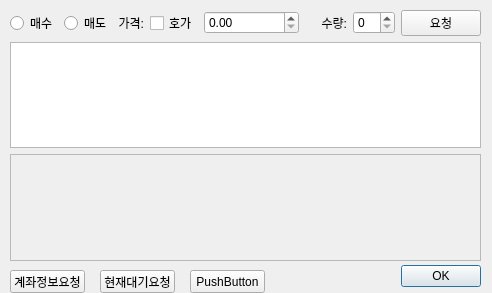
Above: ui/manual.ui from stalkerboy/stockweek before the change. Below: the same form after it.
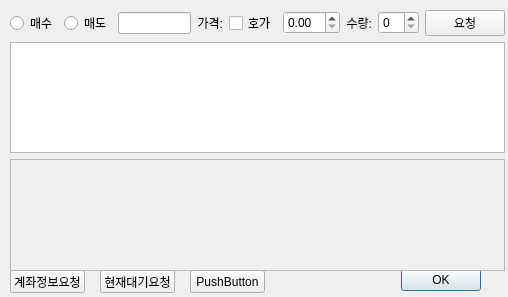
That is the form after the change.

What changed in the file:
```diff
--- a/ui/manual.ui
+++ b/ui/manual.ui
@@ -6,8 +6,8 @@
    <rect>
     <x>0</x>
     <y>0</y>
-    <width>492</width>
-    <height>293</height>
+    <width>508</width>
+    <height>297</height>
    </rect>
   </property>
   <property name="windowTitle">
@@ -25,7 +25,7 @@
      <x>30</x>
      <y>260</y>
      <width>451</width>
-     <height>32</height>
+     <height>41</height>
     </rect>
    </property>
    <property name="orientation">
@@ -40,8 +40,8 @@
     <rect>
      <x>10</x>
      <y>10</y>
-     <width>471</width>
-     <height>251</height>
+     <width>495</width>
+     <height>261</height>
     </rect>
    </property>
    <layout class="QVBoxLayout" name="verticalLayout">
@@ -69,10 +69,13 @@
        </layout>
       </item>
       <item>
-       <layout class="QHBoxLayout" name="horizontalLayout_2" stretch="4,2">
+       <layout class="QHBoxLayout" name="horizontalLayout_2" stretch="0,4,2">
         <property name="spacing">
          <number>6</number>
         </property>
+        <item>
+         <widget class="QLineEdit" name="stockEditText"/>
+        </item>
         <item>
          <layout class="QHBoxLayout" name="horizontalLayout_5" stretch="1,1,4">
           <item>
```
